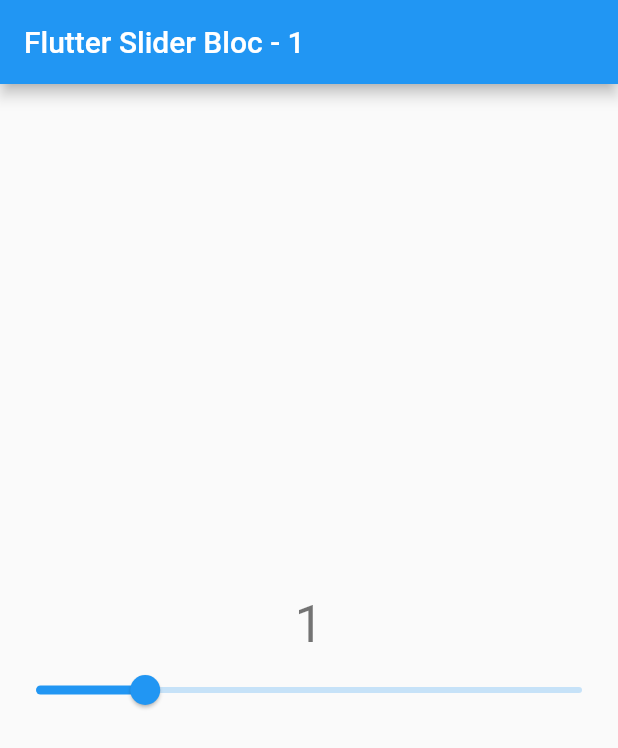
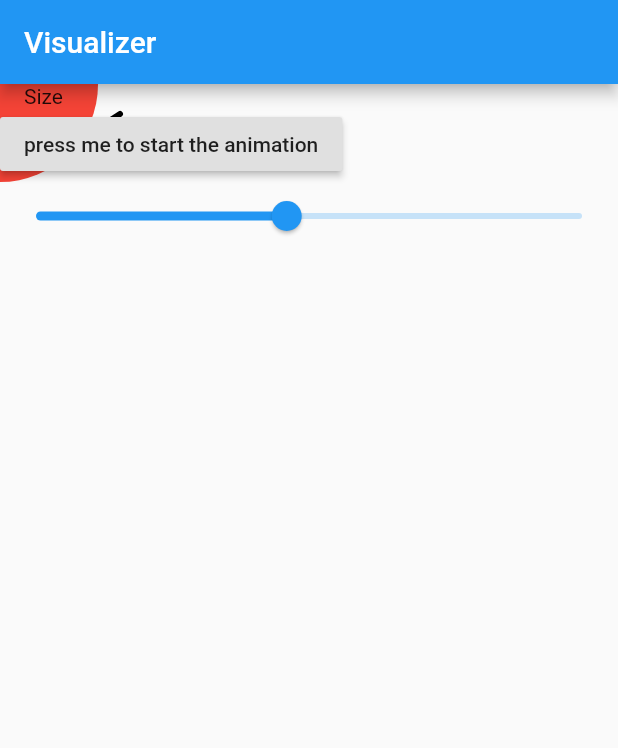
Before and after one commit to 19rahat98/flutter_test_app, a Flutter app: the screen it shows after launch, on a phone screen of 412 x 824 dp. Shown: the top 748 px of the screen. Run offline on Flutter 3.47's test engine with Material 2 defaults, Android fonts, the light colour scheme and no system bars; our stand-ins replace rxdart.

Commit message:
checkBox and circle animation

```diff
--- a/lib/main.dart
+++ b/lib/main.dart
@@ -1,5 +1,8 @@
 import 'package:flutter/material.dart';
-import 'package:flutter_test_app/slider.dart';
+import 'package:flutter_test_app/test.dart';
+import 'package:flutter_test_app/tick_animation.dart';
+
+import 'circle_animation.dart';
 
 void main() {
   runApp(MyApp());
@@ -15,7 +18,7 @@ class MyApp extends StatelessWidget {
         primarySwatch: Colors.blue,
         //visualDensity: VisualDensity.adaptivePlatformDensity,
       ),
-      home: SliderAnimation(),
+      home: AnimatedPainterTest(),
     );
   }
 }
--- /dev/null
+++ b/lib/tick_animation.dart
@@ -0,0 +1,165 @@
+import 'package:flutter/material.dart';
+import 'dart:math' as math;
+import 'dart:ui' as ui;
+
+class AnimatedPainterTest extends StatefulWidget {
+  @override
+  _AnimatedPainterTestState createState() => _AnimatedPainterTestState();
+}
+
+class _AnimatedPainterTestState extends State<AnimatedPainterTest>
+    with SingleTickerProviderStateMixin {
+  var _radius = 100.0;
+  var _radians = 0.0;
+  double _progress = 0.0;
+  bool complited = false;
+  Animation<double> animation;
+  AnimationController controller;
+
+  @override
+  void initState() {
+    super.initState();
+
+    controller = AnimationController(
+      vsync: this,
+      duration: Duration(seconds: 5),
+    );
+
+    Tween<double> _rotationTween = Tween(begin: 0.0, end: 4.0);
+
+    animation = _rotationTween.animate(controller)
+      ..addListener(() {
+        setState(() {
+          _progress = animation.value;
+        });
+      })
+      ..addStatusListener((status) {
+        if (status == AnimationStatus.completed) {
+          complited = true;
+          //controller.repeat();
+        } else if (status == AnimationStatus.dismissed) {
+          //controller.forward();
+        }
+      });
+
+    controller.forward();
+  }
+
+  @override
+  Widget build(BuildContext context) {
+    return Scaffold(
+      appBar: AppBar(
+        title: Text('Visualizer'),
+      ),
+      body: SafeArea(
+        child: Column(
+          crossAxisAlignment: CrossAxisAlignment.start,
+          children: <Widget>[
+            Container(
+              child: Row(
+                  crossAxisAlignment: CrossAxisAlignment.center,
+                  children: <Widget>[
+                    CustomPaint(
+                      //foregroundPainter: MyPainter(_progress),
+                      painter: PointPainter(_radius, animation.value),
+                      //child: Container(),
+                    ),
+                    CustomPaint(
+                      painter: MyPainter(_progress),
+                      //child: Container(),
+                    ),
+                  ]),
+            ),
+            Padding(
+              padding: const EdgeInsets.only(left: 16.0),
+              child: Text('Size'),
+            ),
+            RaisedButton(
+              onPressed: () => controller.animateBack(0),
+              child: Text('press me to start the animation'),
+            ),
+            Slider(
+              value: _radius,
+              min: 10.0,
+              max: MediaQuery.of(context).size.width / 2,
+              onChanged: (value) {
+                setState(() {
+                  _radius = value;
+                });
+              },
+            ),
+          ],
+        ),
+      ),
+    );
+  }
+}
+
+// FOR PAINTING THE TRACKING POINT
+class PointPainter extends CustomPainter {
+  final double radius;
+  final double radians;
+
+  PointPainter(this.radius, this.radians);
+
+  @override
+  void paint(Canvas canvas, Size size) {
+    var innerCirclePaint = Paint()
+      ..color = Colors.red
+      ..strokeWidth = 2
+      ..style = PaintingStyle.fill
+      ..strokeCap = StrokeCap.round;
+    print(radians);
+    var path = Path();
+
+    Offset center = Offset(size.width / 2, size.height / 2);
+
+    path.moveTo(center.dx, center.dy);
+
+    // For drawing the inner circle
+/*    if (math.cos(radians) < 0.0) {
+      canvas.drawCircle(center, -radius * math.cos(radians), innerCirclePaint);
+
+    } else {
+      canvas.drawCircle(center, radius * math.cos(radians), innerCirclePaint);
+
+    }*/
+    canvas.drawCircle(center, -radius * math.cos(radians), innerCirclePaint);
+  }
+
+  @override
+  bool shouldRepaint(CustomPainter oldDelegate) {
+    return true;
+  }
+}
+
+class MyPainter extends CustomPainter {
+  double _progress;
+
+  MyPainter(this._progress);
+
+  @override
+  void paint(Canvas canvas, Size size) {
+    final pointMode = ui.PointMode.polygon;
+/*    final points = [
+      Offset(60 / _progress, 80  / _progress),
+      Offset(100  / _progress, 115  / _progress),
+      Offset(200  / _progress, 50  / _progress),
+    ];*/
+    final points = [
+      Offset(60 * 0.1 * _progress, 80 * 0.1 * _progress),
+      Offset(100 * 0.1 * _progress, 115 * 0.1 * _progress),
+      Offset(200 * 0.1 * _progress, 50 * 0.1 * _progress),
+    ];
+    final paint = Paint()
+      ..color = Colors.black
+      ..strokeWidth = 4
+      ..strokeCap = StrokeCap.round;
+    canvas.drawPoints(pointMode, points, paint);
+  }
+
+  @override
+  bool shouldRepaint(CustomPainter old) {
+    return false;
+  }
+}
```
Also changed, not shown: lib/circle_animation.dart (added, +221 -0 lines), lib/slider.dart (+7 -10 lines).
